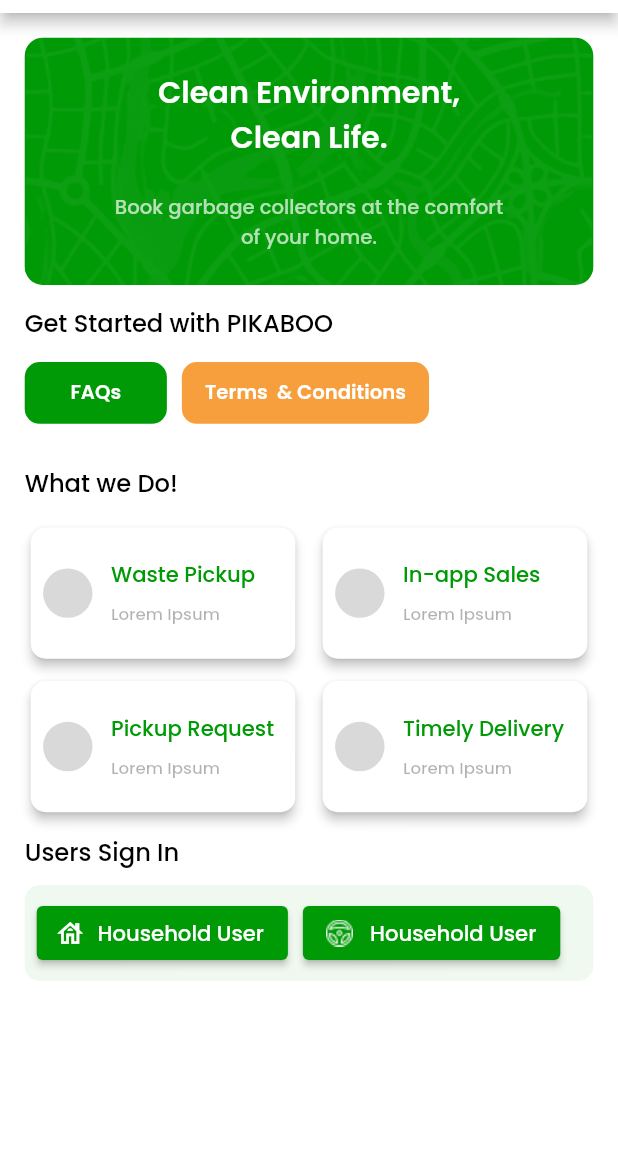
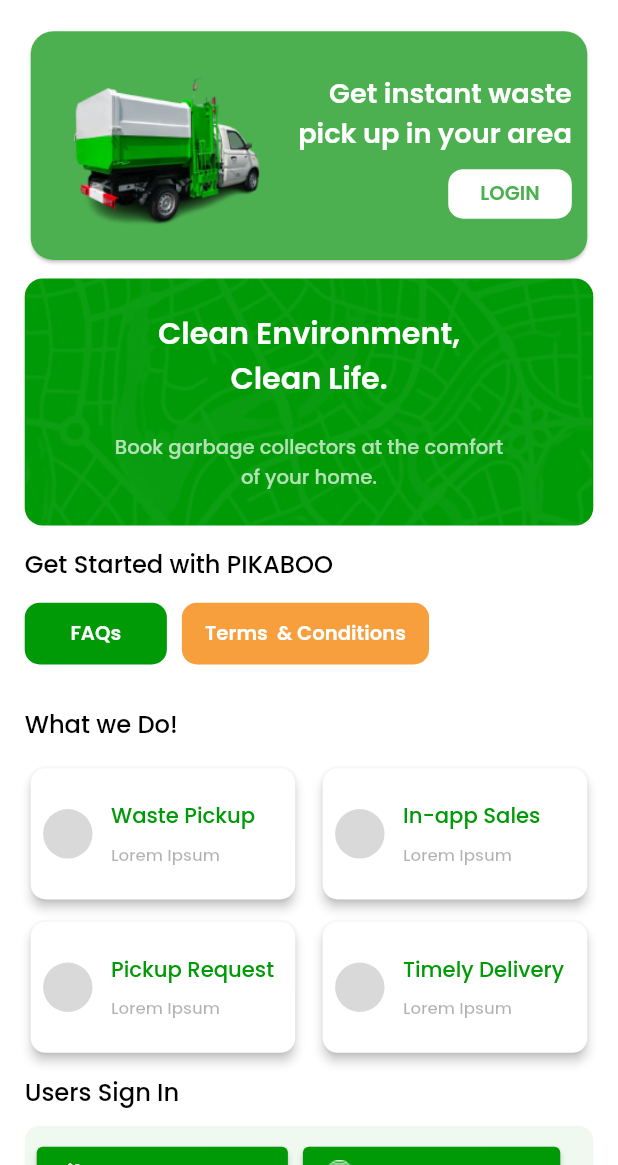
Before and after one commit to Greenmouse-Experts/Pikaboo_Mobile, a Flutter app: the AnonHomeView screen opened directly, on a phone screen of 412 x 824 dp, the part 71-1236 px from its top. Run offline on Flutter 3.47's test engine with Material 2 defaults, Android fonts, the light colour scheme and no system bars; our stand-ins replace dotted_line, expandable, flutter_riverpod, flutter_svg, go_router, google_fonts and 1 more.

Commit message:
Started page redesigns

```diff
--- a/pickaboo_mobile/lib/modules/anon_dashboard/inner_pages/anon_home_view.dart
+++ b/pickaboo_mobile/lib/modules/anon_dashboard/inner_pages/anon_home_view.dart
@@ -10,7 +10,7 @@
   @override
   Widget build(BuildContext context) {
     return Scaffold(
-      appBar: customAppBar(context, actions: [
+      appBar: customAppBar(context, hasElevation: false, actions: [
         IconButton(
             onPressed: () {},
             icon: Container(
@@ -33,6 +33,47 @@
             child: Column(
               crossAxisAlignment: CrossAxisAlignment.start,
               children: [
+                Card(
+                  shape: RoundedRectangleBorder(
+                      borderRadius: BorderRadius.circular(15)),
+                  child: Container(
+                    padding: EdgeInsets.all(width(context) * 0.025),
+                    decoration: BoxDecoration(
+                        color: Colors.green,
+                        borderRadius: BorderRadius.circular(15)),
+                    child: Row(
+                      children: [
+                        const AppImage(
+                            image: 'assets/images/truck.png',
+                            imageHeight: 0.16 ,
+                            imageWidth: 0.40),
+                        const Spacer(),
+                        Column(
+                          crossAxisAlignment: CrossAxisAlignment.end,
+                          mainAxisAlignment: MainAxisAlignment.center,
+                          children: [
+                            SizedBox(
+                                width: width(context) * 0.45,
+                                child: Text(
+                                    'Get instant waste pick up in your area',
+                                    style: semi18(context)
+                                        .copyWith(color: Colors.white),
+                                    textAlign: TextAlign.end)),
+                            SizedBox(height: height(context) * 0.0125),
+                            AppButton(
+                              text: 'LOGIN',
+                              onPressed: () {},
+                              buttonWidth: 0.2,
+                              buttonHeight: 0.04,
+                              buttonColor: Colors.white,
+                              textColor: Colors.green,
+                            )
+                          ],
+                        )
+                      ],
+                    ),
+                  ),
+                ),
                 SizedBox(height: height(context) * 0.01),
                 Container(
                   height: height(context) * 0.2,
--- a/pickaboo_mobile/lib/widgets/app_button.dart
+++ b/pickaboo_mobile/lib/widgets/app_button.dart
@@ -8,12 +8,14 @@
   final double buttonWidth;
   final double buttonHeight;
   final Color? buttonColor;
+  final Color? textColor;
   const AppButton(
       {super.key,
       required this.text,
       required this.onPressed,
       this.buttonWidth = 1,
       this.buttonColor,
+      this.textColor,
       this.buttonHeight = 0.06});
 
   @override
@@ -29,7 +31,7 @@
             color: buttonColor ?? AppColors.primary),
         child: Text(
           text,
-          style: semi13(context).copyWith(color: Colors.white),
+          style: semi13(context).copyWith(color: textColor ?? Colors.white),
         ),
       ),
     );
--- a/pickaboo_mobile/lib/widgets/app_image.dart
+++ b/pickaboo_mobile/lib/widgets/app_image.dart
@@ -1,6 +1,20 @@
 import 'package:flutter/material.dart';
+import 'package:flutter_svg/svg.dart';
 
 import '../utilities/utilities.dart';
+
+class AppSvgImage extends StatelessWidget {
+  final double? imageWidth;
+  final double? imageHeight;
+  final String image;
+  const AppSvgImage(
+      {super.key, this.imageWidth, this.imageHeight, required this.image});
+
+  @override
+  Widget build(BuildContext context) {
+    return SvgPicture.asset(image, height: imageHeight, width: imageWidth);
+  }
+}
 
 class AppImage extends StatelessWidget {
   final double imageWidth;
--- a/pickaboo_mobile/pubspec.yaml
+++ b/pickaboo_mobile/pubspec.yaml
@@ -18,6 +18,7 @@
   smooth_page_indicator: ^1.1.0
   dotted_line: ^3.1.0
   expandable: ^5.0.1
+  flutter_svg: ^2.0.7
 
 dev_dependencies:
   flutter_test:
```
Also changed, not shown: pickaboo_mobile/assets/images/truck.png (added), pickaboo_mobile/pubspec.lock.
